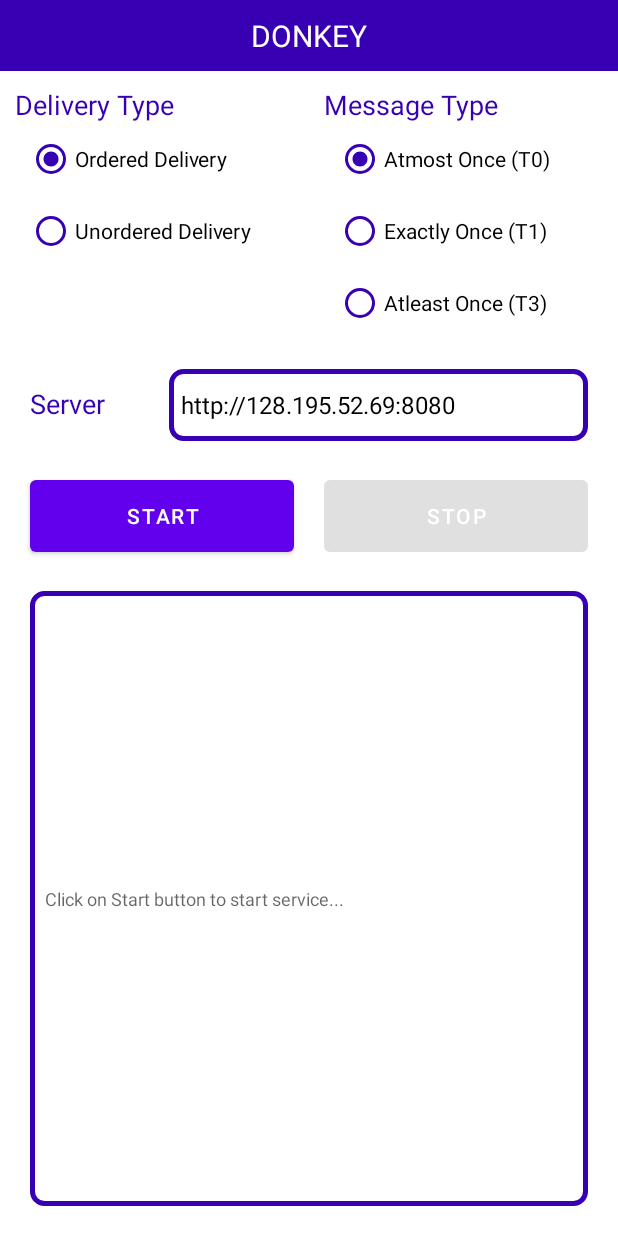
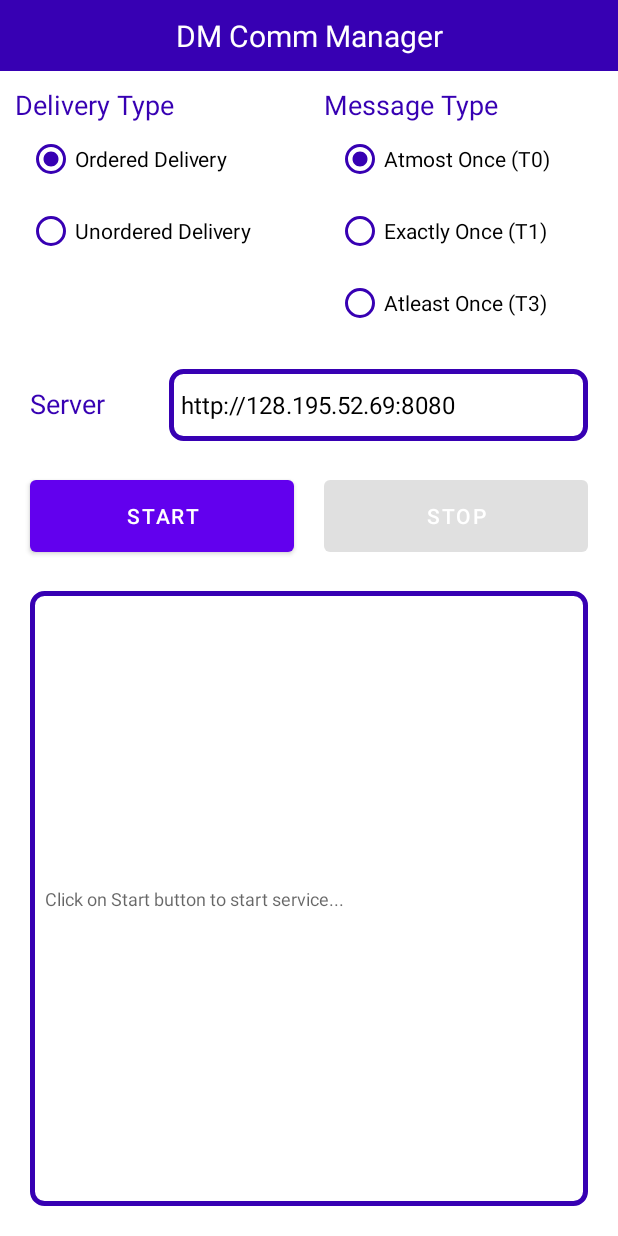
Before and after one commit to subhamoykarmakar224/CommunicationManagerMobileApp, an Android app: the screen it shows after launch (MainActivity), on a phone screen of 412 x 824 dp. Run offline under Robolectric (Android 15) with nearby library versions, the phone set to English and light mode, and no system bars; our stand-ins replace Room's generated code.

Commit message:
changes to strings xml

```diff
--- a/DM_NEW/app/src/main/res/values/strings.xml
+++ b/DM_NEW/app/src/main/res/values/strings.xml
@@ -1,5 +1,5 @@
 <resources>
-    <string name="app_name">DONKEY</string>
+    <string name="app_name">DM Comm Manager</string>
     <string name="btn_start">Start</string>
     <string name="btn_stop">Stop</string>
     <string name="textViewStatus">Click on Start button to start service...</string>
```
